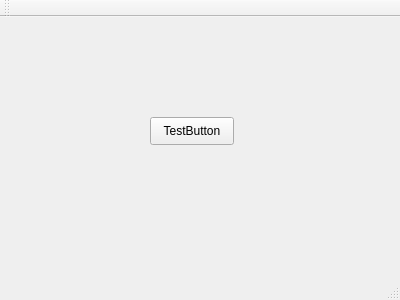
This is DodgeBall/mainwindow.ui in demolition18956/DodgeBall-Game as Qt 5 draws it before an edit. The edited form follows.
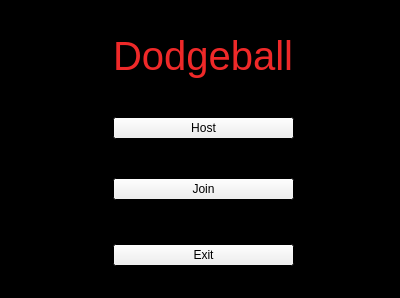
This is the edited form.

Patch:
```diff
--- a/DodgeBall/mainwindow.ui
+++ b/DodgeBall/mainwindow.ui
@@ -7,46 +7,332 @@
     <x>0</x>
     <y>0</y>
     <width>400</width>
-    <height>300</height>
+    <height>298</height>
    </rect>
   </property>
+  <property name="palette">
+   <palette>
+    <active>
+     <colorrole role="Base">
+      <brush brushstyle="SolidPattern">
+       <color alpha="255">
+        <red>255</red>
+        <green>255</green>
+        <blue>255</blue>
+       </color>
+      </brush>
+     </colorrole>
+     <colorrole role="Window">
+      <brush brushstyle="SolidPattern">
+       <color alpha="255">
+        <red>0</red>
+        <green>0</green>
+        <blue>0</blue>
+       </color>
+      </brush>
+     </colorrole>
+    </active>
+    <inactive>
+     <colorrole role="Base">
+      <brush brushstyle="SolidPattern">
+       <color alpha="255">
+        <red>255</red>
+        <green>255</green>
+        <blue>255</blue>
+       </color>
+      </brush>
+     </colorrole>
+     <colorrole role="Window">
+      <brush brushstyle="SolidPattern">
+       <color alpha="255">
+        <red>0</red>
+        <green>0</green>
+        <blue>0</blue>
+       </color>
+      </brush>
+     </colorrole>
+    </inactive>
+    <disabled>
+     <colorrole role="Base">
+      <brush brushstyle="SolidPattern">
+       <color alpha="255">
+        <red>0</red>
+        <green>0</green>
+        <blue>0</blue>
+       </color>
+      </brush>
+     </colorrole>
+     <colorrole role="Window">
+      <brush brushstyle="SolidPattern">
+       <color alpha="255">
+        <red>0</red>
+        <green>0</green>
+        <blue>0</blue>
+       </color>
+      </brush>
+     </colorrole>
+    </disabled>
+   </palette>
+  </property>
   <property name="windowTitle">
    <string>MainWindow</string>
   </property>
+  <property name="autoFillBackground">
+   <bool>true</bool>
+  </property>
   <widget class="QWidget" name="centralWidget">
-   <widget class="QPushButton" name="pushButton">
+   <widget class="QWidget" name="">
     <property name="geometry">
      <rect>
-      <x>150</x>
-      <y>100</y>
-      <width>84</width>
-      <height>28</height>
+      <x>0</x>
+      <y>-10</y>
+      <width>396</width>
+      <height>325</height>
      </rect>
     </property>
-    <property name="text">
-     <string>TestButton</string>
-    </property>
+    <layout class="QGridLayout" name="gridLayout">
+     <item row="3" column="0">
+      <spacer name="horizontalSpacer_7">
+       <property name="orientation">
+        <enum>Qt::Horizontal</enum>
+       </property>
+       <property name="sizeHint" stdset="0">
+        <size>
+         <width>108</width>
+         <height>20</height>
+        </size>
+       </property>
+      </spacer>
+     </item>
+     <item row="12" column="3">
+      <spacer name="verticalSpacer_3">
+       <property name="orientation">
+        <enum>Qt::Vertical</enum>
+       </property>
+       <property name="sizeHint" stdset="0">
+        <size>
+         <width>20</width>
+         <height>38</height>
+        </size>
+       </property>
+      </spacer>
+     </item>
+     <item row="2" column="3">
+      <widget class="QLabel" name="label">
+       <property name="palette">
+        <palette>
+         <active>
+          <colorrole role="WindowText">
+           <brush brushstyle="SolidPattern">
+            <color alpha="255">
+             <red>239</red>
+             <green>41</green>
+             <blue>41</blue>
+            </color>
+           </brush>
+          </colorrole>
+         </active>
+         <inactive>
+          <colorrole role="WindowText">
+           <brush brushstyle="SolidPattern">
+            <color alpha="255">
+             <red>239</red>
+             <green>41</green>
+             <blue>41</blue>
+            </color>
+           </brush>
+          </colorrole>
+         </inactive>
+         <disabled>
+          <colorrole role="WindowText">
+           <brush brushstyle="SolidPattern">
+            <color alpha="255">
+             <red>190</red>
+             <green>190</green>
+             <blue>190</blue>
+            </color>
+           </brush>
+          </colorrole>
+         </disabled>
+        </palette>
+       </property>
+       <property name="font">
+        <font>
+         <pointsize>30</pointsize>
+        </font>
+       </property>
+       <property name="text">
+        <string>Dodgeball</string>
+       </property>
+      </widget>
+     </item>
+     <item row="8" column="0" colspan="3">
+      <spacer name="horizontalSpacer_3">
+       <property name="orientation">
+        <enum>Qt::Horizontal</enum>
+       </property>
+       <property name="sizeHint" stdset="0">
+        <size>
+         <width>148</width>
+         <height>20</height>
+        </size>
+       </property>
+      </spacer>
+     </item>
+     <item row="8" column="3">
+      <widget class="QPushButton" name="mainjoinbutton">
+       <property name="text">
+        <string>Join</string>
+       </property>
+      </widget>
+     </item>
+     <item row="11" column="4" colspan="2">
+      <spacer name="horizontalSpacer_6">
+       <property name="orientation">
+        <enum>Qt::Horizontal</enum>
+       </property>
+       <property name="sizeHint" stdset="0">
+        <size>
+         <width>148</width>
+         <height>20</height>
+        </size>
+       </property>
+      </spacer>
+     </item>
+     <item row="5" column="4" colspan="2">
+      <spacer name="horizontalSpacer_2">
+       <property name="orientation">
+        <enum>Qt::Horizontal</enum>
+       </property>
+       <property name="sizeHint" stdset="0">
+        <size>
+         <width>148</width>
+         <height>20</height>
+        </size>
+       </property>
+      </spacer>
+     </item>
+     <item row="11" column="0">
+      <spacer name="horizontalSpacer_5">
+       <property name="orientation">
+        <enum>Qt::Horizontal</enum>
+       </property>
+       <property name="sizeHint" stdset="0">
+        <size>
+         <width>148</width>
+         <height>20</height>
+        </size>
+       </property>
+      </spacer>
+     </item>
+     <item row="11" column="3">
+      <widget class="QPushButton" name="mainexitbutton">
+       <property name="text">
+        <string>Exit</string>
+       </property>
+      </widget>
+     </item>
+     <item row="8" column="4" rowspan="2" colspan="2">
+      <spacer name="horizontalSpacer_4">
+       <property name="orientation">
+        <enum>Qt::Horizontal</enum>
+       </property>
+       <property name="sizeHint" stdset="0">
+        <size>
+         <width>148</width>
+         <height>20</height>
+        </size>
+       </property>
+      </spacer>
+     </item>
+     <item row="3" column="5">
+      <spacer name="horizontalSpacer_8">
+       <property name="orientation">
+        <enum>Qt::Horizontal</enum>
+       </property>
+       <property name="sizeHint" stdset="0">
+        <size>
+         <width>108</width>
+         <height>20</height>
+        </size>
+       </property>
+      </spacer>
+     </item>
+     <item row="0" column="3">
+      <spacer name="verticalSpacer_5">
+       <property name="orientation">
+        <enum>Qt::Vertical</enum>
+       </property>
+       <property name="sizeHint" stdset="0">
+        <size>
+         <width>20</width>
+         <height>28</height>
+        </size>
+       </property>
+      </spacer>
+     </item>
+     <item row="5" column="0" colspan="3">
+      <spacer name="horizontalSpacer">
+       <property name="orientation">
+        <enum>Qt::Horizontal</enum>
+       </property>
+       <property name="sizeHint" stdset="0">
+        <size>
+         <width>148</width>
+         <height>20</height>
+        </size>
+       </property>
+      </spacer>
+     </item>
+     <item row="6" column="3">
+      <spacer name="verticalSpacer">
+       <property name="orientation">
+        <enum>Qt::Vertical</enum>
+       </property>
+       <property name="sizeHint" stdset="0">
+        <size>
+         <width>20</width>
+         <height>28</height>
+        </size>
+       </property>
+      </spacer>
+     </item>
+     <item row="5" column="3">
+      <widget class="QPushButton" name="mainhostbutton">
+       <property name="text">
+        <string>Host</string>
+       </property>
+      </widget>
+     </item>
+     <item row="3" column="3" rowspan="2">
+      <spacer name="verticalSpacer_4">
+       <property name="orientation">
+        <enum>Qt::Vertical</enum>
+       </property>
+       <property name="sizeHint" stdset="0">
+        <size>
+         <width>20</width>
+         <height>18</height>
+        </size>
+       </property>
+      </spacer>
+     </item>
+     <item row="10" column="3">
+      <spacer name="verticalSpacer_2">
+       <property name="orientation">
+        <enum>Qt::Vertical</enum>
+       </property>
+       <property name="sizeHint" stdset="0">
+        <size>
+         <width>20</width>
+         <height>28</height>
+        </size>
+       </property>
+      </spacer>
+     </item>
+    </layout>
    </widget>
   </widget>
-  <widget class="QMenuBar" name="menuBar">
-   <property name="geometry">
-    <rect>
-     <x>0</x>
-     <y>0</y>
-     <width>400</width>
-     <height>25</height>
-    </rect>
-   </property>
-  </widget>
-  <widget class="QToolBar" name="mainToolBar">
-   <attribute name="toolBarArea">
-    <enum>TopToolBarArea</enum>
-   </attribute>
-   <attribute name="toolBarBreak">
-    <bool>false</bool>
-   </attribute>
-  </widget>
-  <widget class="QStatusBar" name="statusBar"/>
  </widget>
  <layoutdefault spacing="6" margin="11"/>
  <resources/>
```
